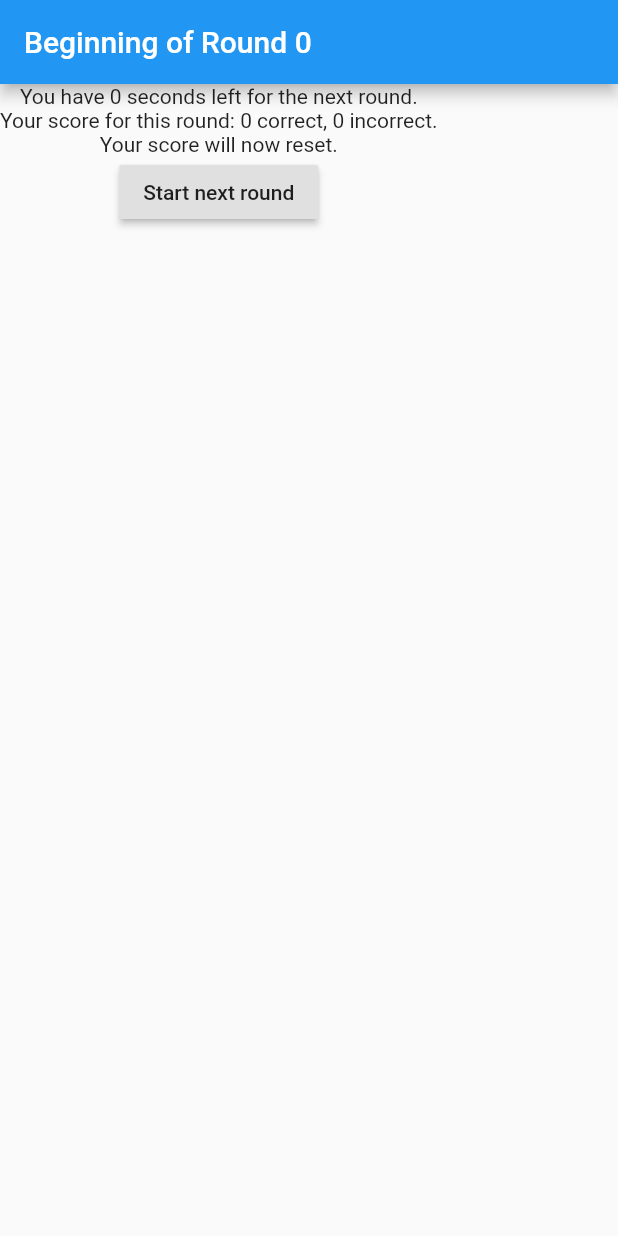
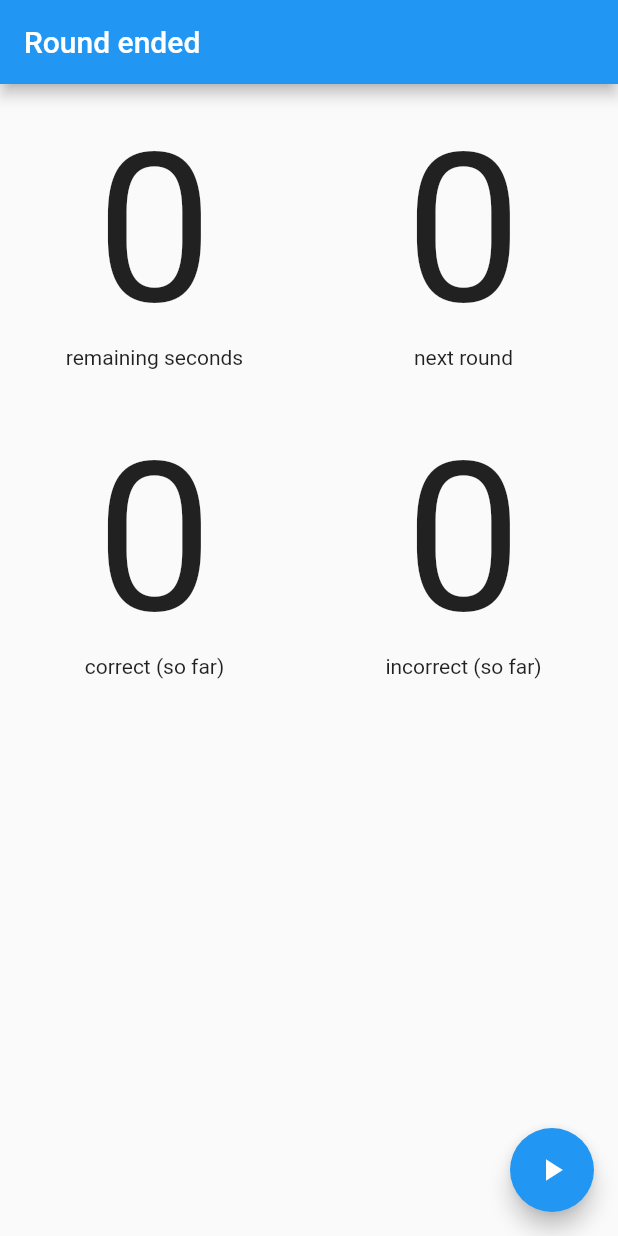
Before and after one commit to evanpon/celebrity, a Flutter app: the StartRoundRoute screen opened directly with empty values, on a phone screen of 412 x 824 dp. Run offline on Flutter 3.47's test engine with Material 2 defaults, Android fonts, the light colour scheme and no system bars; our stand-ins replace cloud_firestore, firebase_core; accounts and stored records are empty.

Commit message:
finish styling the last screen. go back to having score keep counting across round transitions.

```diff
--- a/lib/play_game.dart
+++ b/lib/play_game.dart
@@ -19,8 +19,8 @@ class PlayGameRoute extends StatefulWidget {
 class PlayGameState extends State<PlayGameRoute> {
   Celebrity _celebrity;
   int _timeLeft;
-  int _correct = 0;
-  int _incorrect = 0;
+  int _correct;
+  int _incorrect;
   List<Celebrity> _celebrities;
   List<Celebrity> _correctCelebs = [];
   List<Celebrity> _incorrectCelebs = [];
@@ -30,6 +30,8 @@ class PlayGameState extends State<PlayGameRoute> {
   void initState() {
     GameState state = widget.state;
     _timeLeft = state.time;
+    _correct = state.correct;
+    _incorrect = state.incorrect;
     loadCelebrities();
     super.initState();
   }
--- a/lib/start_round.dart
+++ b/lib/start_round.dart
@@ -2,6 +2,7 @@ import 'package:cloud_firestore/cloud_firestore.dart';
 import 'package:flutter/material.dart';
 import 'play_game.dart';
 import 'game_state.dart';
+import 'gridbox.dart';
 
 class StartRoundRoute extends StatelessWidget {
   final GameState state;
@@ -14,20 +15,24 @@ class StartRoundRoute extends StatelessWidget {
 
   @override
   Widget build(BuildContext context) {
-    List<Widget> columnChildren = [
-      Text("You have ${state.time} seconds left for the next round."),
-      Text(
-          "Your score for this round: ${state.correct} correct, ${state.incorrect} incorrect."),
-      Text("Your score will now reset."),
-      RaisedButton(
-          onPressed: () => {play(context)}, child: Text("Start next round")),
-    ];
-
     return Scaffold(
       appBar: AppBar(
-        title: Text("Beginning of Round ${state.round}"),
+        title: Text("Round ended"),
       ),
-      body: Column(children: columnChildren),
+      body: GridView.count(
+        crossAxisCount: 2,
+        children: [
+          GridBox.informationBox(state.time.toString(), "remaining seconds"),
+          GridBox.informationBox(state.round.toString(), "next round"),
+          GridBox.informationBox(state.correct.toString(), "correct (so far)"),
+          GridBox.informationBox(
+              state.incorrect.toString(), "incorrect (so far)"),
+        ],
+      ),
+      floatingActionButton: FloatingActionButton(
+          onPressed: () => {play(context)},
+          tooltip: "Keep playing",
+          child: Icon(Icons.play_arrow)),
     );
   }
 }
```
